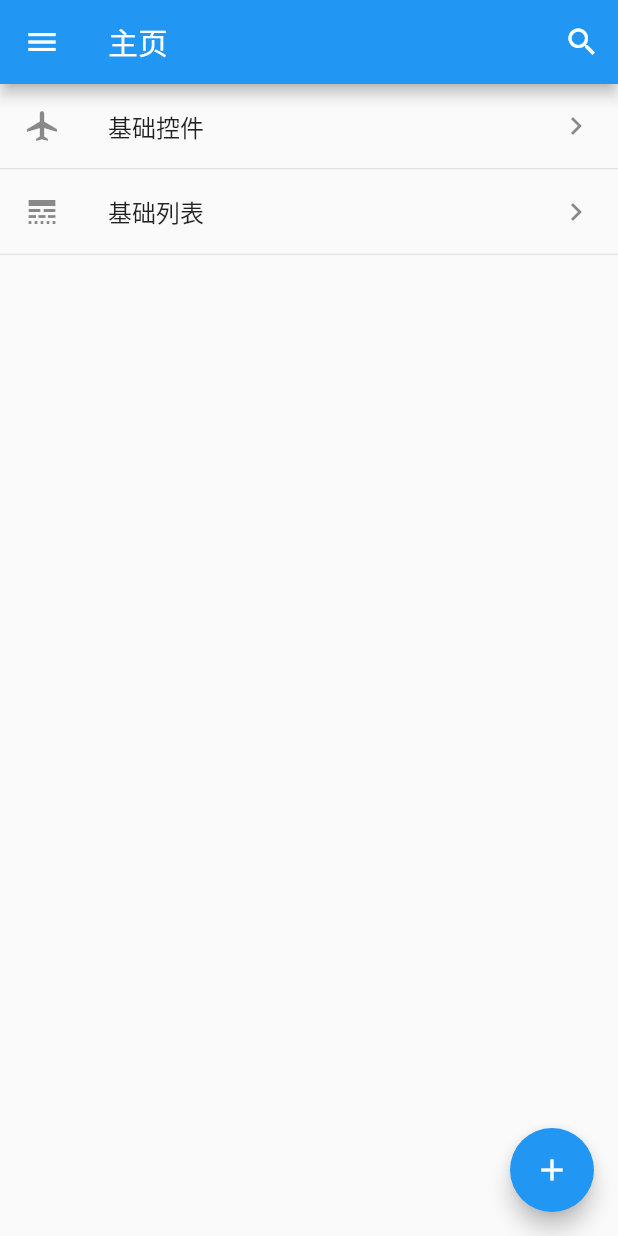
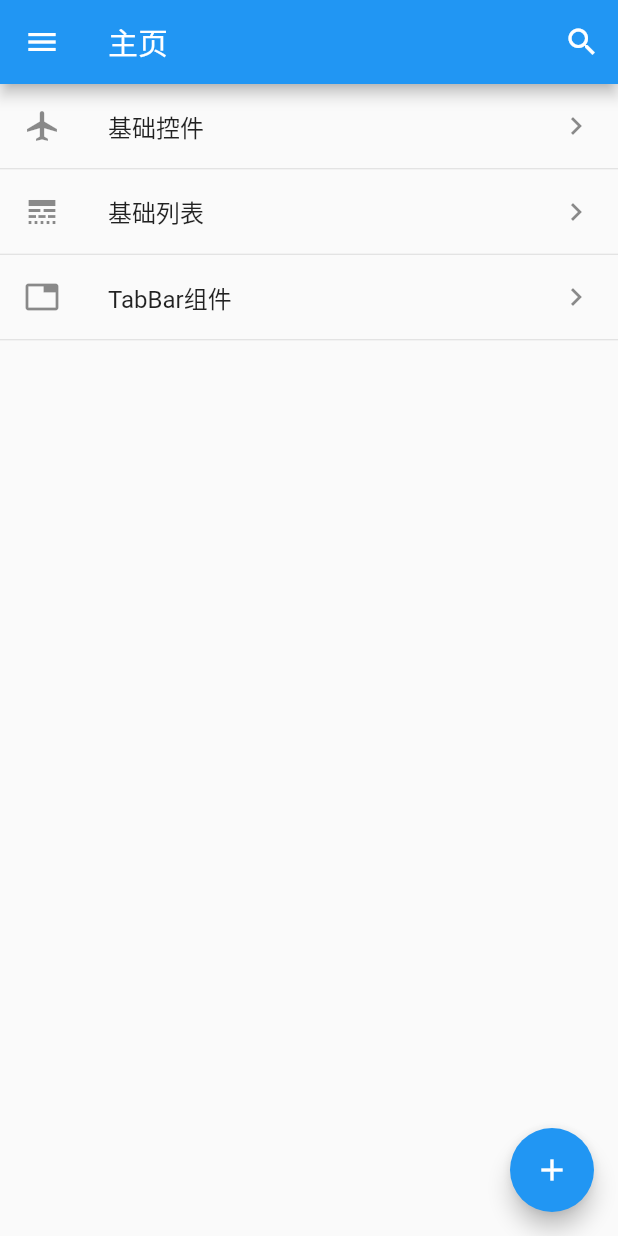
Before and after one commit to dcq123/flutter-learn, a Flutter app: the screen it shows after launch, on a phone screen of 412 x 824 dp. Run offline on Flutter 3.47's test engine with Material 2 defaults, Android fonts, the phone set to English and light mode, and no system bars; our stand-ins replace fluttertoast.

Commit message:
添加tabbar

```diff
--- a/lib/main.dart
+++ b/lib/main.dart
@@ -81,6 +81,14 @@ class HomeListView extends StatelessWidget {
             onTap: () {
               Navigator.pushNamed(context, "list/base");
             }),
+        Divider(height: 1),
+        ListTile(
+            leading: Icon(Icons.tab),
+            title: Text("TabBar组件"),
+            trailing: Icon(Icons.keyboard_arrow_right),
+            onTap: () {
+              Navigator.pushNamed(context, "tab/index");
+            }),
         Divider(height: 1)
       ],
     );
--- a/lib/routers/routers.dart
+++ b/lib/routers/routers.dart
@@ -1,9 +1,11 @@
 import '../pages/base/BaseWidget.dart';
 import '../main.dart' show MyHomePage;
 import '../pages/list/BaseListPage.dart';
+import '../pages/tabbar/tab_bar_page.dart';
 
 final routers = {
   "home": (context) => MyHomePage(title: "主页"),
   "base/widget": (context) => BaseWidgetPage(),
-  "list/base": (context) => BaseListPage()
+  "list/base": (context) => BaseListPage(),
+  "tab/index": (context) => TabBarPage()
 };
```
Also changed, not shown: lib/pages/tabbar/tab_bar_page.dart (added, +40 -0 lines), lib/pages/tabbar/tab_item.dart (added, +25 -0 lines).
